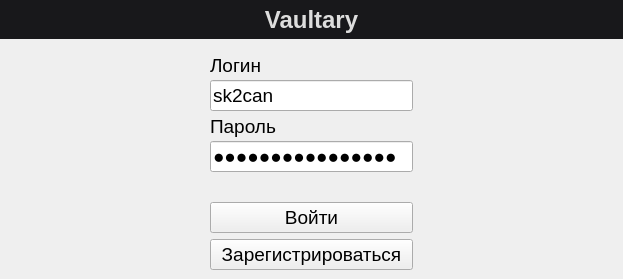
This is client_side/resources/ui/auth_window.ui in Sk2can/Password-manager as Qt 5 draws it before an edit. The edited form follows.
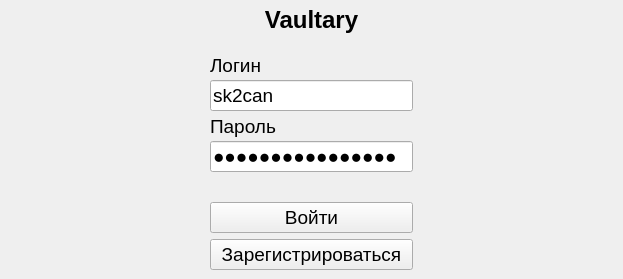
This is the edited form.

Commit message: Изменение ui файлов интерфейса и добавление нового окна создания пароля.

```diff
--- a/client_side/resources/ui/auth_window.ui
+++ b/client_side/resources/ui/auth_window.ui
@@ -328,9 +328,6 @@
         <verstretch>8</verstretch>
        </sizepolicy>
       </property>
-      <property name="styleSheet">
-       <string notr="true">background-color: rgb(24, 24, 27);</string>
-      </property>
       <layout class="QHBoxLayout" name="horizontalLayout_2">
        <property name="spacing">
         <number>0</number>
@@ -356,9 +353,6 @@
            <bold>true</bold>
           </font>
          </property>
-         <property name="styleSheet">
-          <string notr="true">color: rgb(221, 221, 221);</string>
-         </property>
          <property name="text">
           <string>Vaultary</string>
          </property>
```
The commit also changes 3 other files.
